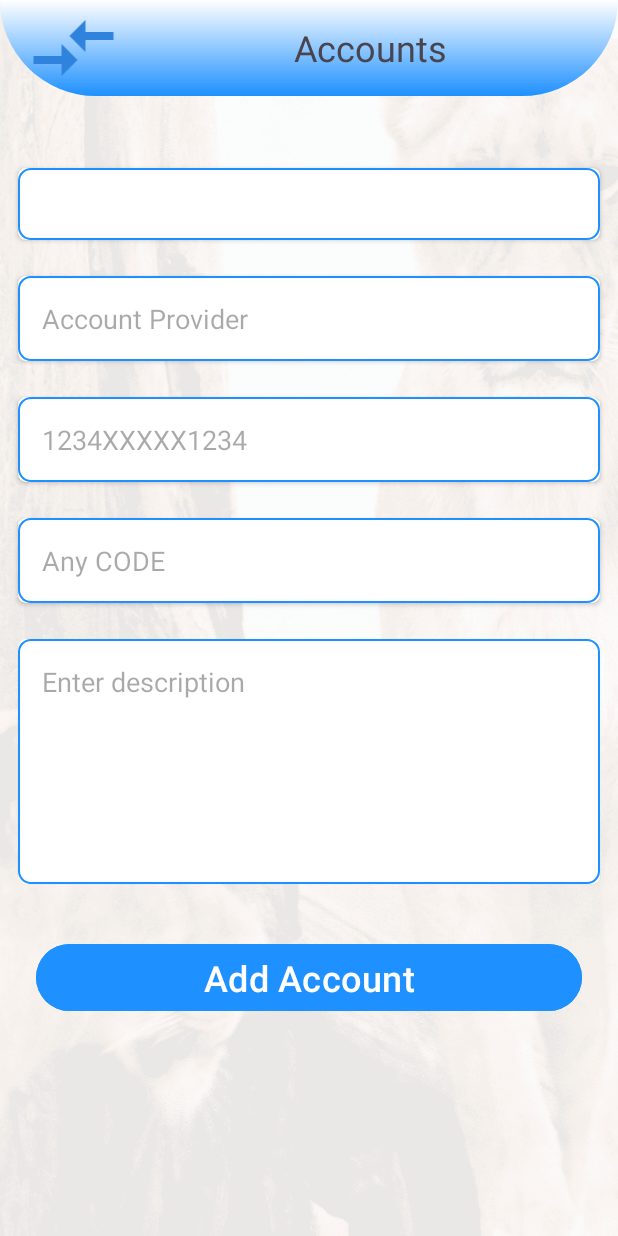
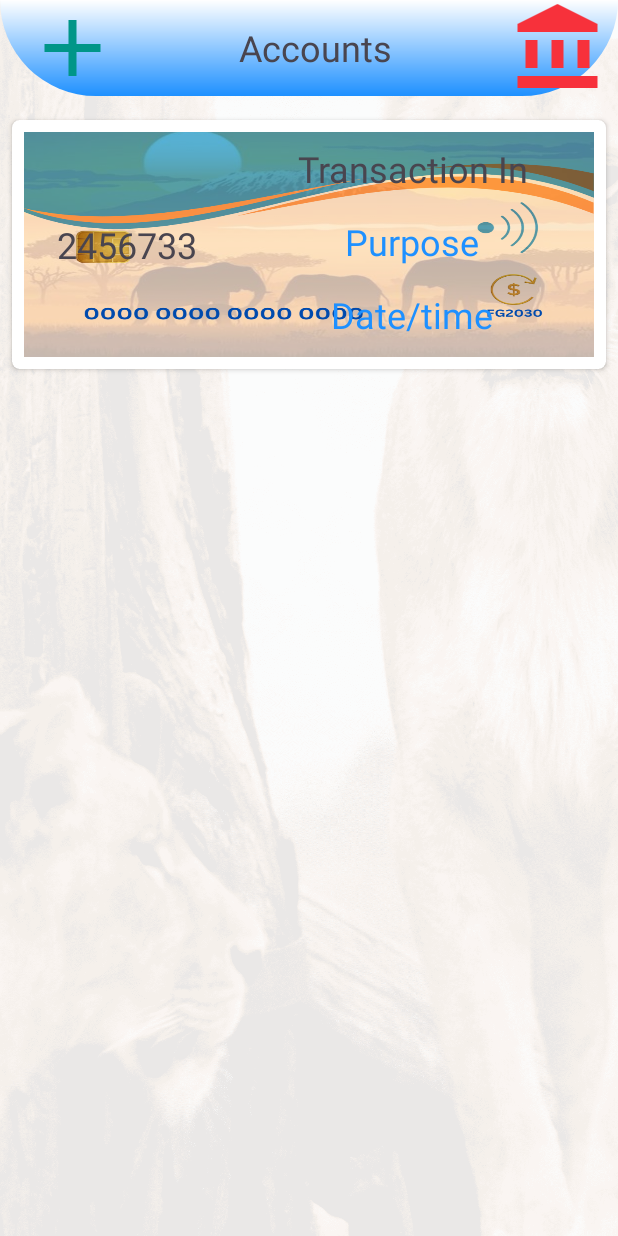
Before and after one commit to danielkirwa/FG2030, an Android app: the Account screen opened directly, with no data from a screen before it, on a phone screen of 412 x 824 dp. Run offline under Robolectric (Android 15) with nearby library versions, the phone set to English and light mode, and no system bars.

Commit message:
Account design is created and new item in transaction toggle added

```diff
--- a/app/src/main/java/com/example/myapplication/Account.java
+++ b/app/src/main/java/com/example/myapplication/Account.java
@@ -3,12 +3,73 @@ package com.example.myapplication;
 import androidx.appcompat.app.AppCompatActivity;
 
 import android.os.Bundle;
+import android.view.View;
+import android.widget.AdapterView;
+import android.widget.ArrayAdapter;
+import android.widget.ImageView;
+import android.widget.LinearLayout;
+import android.widget.Spinner;
+
+import java.util.ArrayList;
+import java.util.List;
 
 public class Account extends AppCompatActivity {
-
+Spinner accountType;
+LinearLayout accountLayout, createAccountLayout;
+ImageView createAccount,showAccount;
     @Override
     protected void onCreate(Bundle savedInstanceState) {
         super.onCreate(savedInstanceState);
         setContentView(R.layout.activity_account);
+
+        accountType = findViewById(R.id.account_category);
+        accountLayout = findViewById(R.id.account_layout);
+        createAccountLayout = findViewById(R.id.create_account_layout);
+        createAccount = findViewById(R.id.show_create_account);
+        showAccount = findViewById(R.id.show_accounts);
+
+        List<String> accountTypeList = new ArrayList<>();
+        accountTypeList.add("Select Account Category");
+        accountTypeList.add("Bank");
+        accountTypeList.add("Online");
+        accountTypeList.add("Mobile");
+        accountTypeList.add("Insurance");
+        accountTypeList.add("Group");
+        accountTypeList.add("Other");
+
+        ArrayAdapter<String> accountTypeListAdapter = new ArrayAdapter<>(Account.this, android.R.layout.simple_spinner_item, accountTypeList);
+        accountTypeListAdapter.setDropDownViewResource(android.R.layout.simple_spinner_dropdown_item);
+        accountType.setAdapter(accountTypeListAdapter);
+        // add select event to the spinner
+        accountType.setOnItemSelectedListener(new AdapterView.OnItemSelectedListener() {
+            @Override
+            public void onItemSelected(AdapterView<?> parent, View view, int position, long id) {
+                String selectedItem = accountTypeList.get(position);
+            }
+
+            @Override
+            public void onNothingSelected(AdapterView<?> parent) {
+
+            }
+        });
+
+        // show/hide layout
+        createAccountLayout.setVisibility(View.GONE);
+        showAccount.setOnClickListener(new View.OnClickListener() {
+            @Override
+            public void onClick(View v) {
+                createAccountLayout.setVisibility(View.GONE);
+                accountLayout.setVisibility(View.VISIBLE);
+            }
+        });
+        createAccount.setOnClickListener(new View.OnClickListener() {
+            @Override
+            public void onClick(View v) {
+                accountLayout.setVisibility(View.GONE);
+                createAccountLayout.setVisibility(View.VISIBLE);
+            }
+        });
+
+
     }
 }
--- /dev/null
+++ b/app/src/main/res/drawable/add_24.xml
@@ -0,0 +1,5 @@
+<vector android:height="24dp" android:tint="@color/green"
+    android:viewportHeight="24" android:viewportWidth="24"
+    android:width="24dp" xmlns:android="http://schemas.android.com/apk/res/android">
+    <path android:fillColor="@color/crimson" android:pathData="M19,13h-6v6h-2v-6H5v-2h6V5h2v6h6v2z"/>
+</vector>
--- /dev/null
+++ b/app/src/main/res/drawable/balance_24.xml
@@ -0,0 +1,9 @@
+<vector android:height="24dp" android:tint="@color/crimson"
+    android:viewportHeight="24" android:viewportWidth="24"
+    android:width="24dp" xmlns:android="http://schemas.android.com/apk/res/android">
+    <path android:fillColor="@android:color/white" android:pathData="M4,10h3v7h-3z"/>
+    <path android:fillColor="@android:color/white" android:pathData="M10.5,10h3v7h-3z"/>
+    <path android:fillColor="@android:color/white" android:pathData="M2,19h20v3h-20z"/>
+    <path android:fillColor="@android:color/white" android:pathData="M17,10h3v7h-3z"/>
+    <path android:fillColor="@android:color/white" android:pathData="M12,1l-10,5l0,2l20,0l0,-2z"/>
+</vector>
--- a/app/src/main/res/layout/activity_account.xml
+++ b/app/src/main/res/layout/activity_account.xml
@@ -1,5 +1,5 @@
 <?xml version="1.0" encoding="utf-8"?>
-<LinearLayout xmlns:android="http://schemas.android.com/apk/res/android"
+<ScrollView xmlns:android="http://schemas.android.com/apk/res/android"
     xmlns:app="http://schemas.android.com/apk/res-auto"
     xmlns:tools="http://schemas.android.com/tools"
     android:orientation="vertical"
@@ -7,6 +7,10 @@
     android:layout_height="match_parent"
     android:background="@drawable/bg4"
     tools:context=".Account">
+    <LinearLayout
+        android:layout_width="match_parent"
+        android:layout_height="match_parent"
+        android:orientation="vertical">
 
 
     <androidx.appcompat.widget.Toolbar
@@ -22,26 +26,40 @@
             android:weightSum="6"
             android:orientation="horizontal">
             <ImageView
+                android:id="@+id/show_create_account"
                 android:layout_width="0dp"
                 android:layout_weight="1"
-                android:src="@drawable/transaction_24"
+                android:src="@drawable/add_24"
                 android:layout_height="match_parent"
                 android:contentDescription="@string/transaction" />
             <TextView
                 android:layout_width="0dp"
-                android:layout_weight="5"
+                android:layout_weight="4"
                 android:layout_height="match_parent"
                 android:gravity="center"
                 android:textSize="24sp"
                 android:text="Accounts"/>
+            <ImageView
+                android:id="@+id/show_accounts"
+                android:layout_marginRight="8dp"
+                android:layout_width="0dp"
+                android:layout_weight="1"
+                android:src="@drawable/balance_24"
+                android:layout_height="match_parent"
+                android:contentDescription="@string/transaction" />
         </LinearLayout>
     </androidx.appcompat.widget.Toolbar>
-
+    <LinearLayout
+        android:id="@+id/create_account_layout"
+        android:layout_width="match_parent"
+        android:layout_height="wrap_content"
+        android:layout_marginTop="8dp"
+        android:orientation="vertical">
     <LinearLayout
         android:layout_width="match_parent"
         android:layout_height="wrap_content"
         android:padding="4dp"
-        android:layout_marginTop="36dp"
+        android:layout_marginTop="24dp"
         android:orientation="horizontal">
         <androidx.cardview.widget.CardView
             android:layout_width="0dp"
@@ -159,4 +177,81 @@
         android:backgroundTint="@color/blue"
         android:text="Add Account"/>
 
-</LinearLayout>
+    </LinearLayout>
+
+    <LinearLayout
+        android:id="@+id/account_layout"
+        android:layout_width="match_parent"
+        android:layout_height="wrap_content"
+        android:layout_marginTop="8dp"
+        android:orientation="vertical">
+
+        <androidx.cardview.widget.CardView
+            android:layout_width="match_parent"
+            android:layout_height="wrap_content"
+            app:cardCornerRadius="5dp"
+            android:layout_margin="8dp"
+            android:padding="8dp"
+            android:elevation="8dp"
+            android:layout_weight="1">
+
+            <LinearLayout
+                android:layout_width="match_parent"
+                android:layout_height="150dp"
+                android:layout_margin="8dp"
+                android:background="@drawable/bankcard2"
+                android:orientation="horizontal">
+                <TextView
+                    android:id="@+id/v_transaction_amount"
+                    android:layout_width="0dp"
+                    android:layout_weight="2"
+                    android:layout_height="match_parent"
+                    android:layout_margin="8dp"
+                    android:text="2456733"
+                    android:textSize="24sp"
+                    android:gravity="center"/>
+                <LinearLayout
+                    android:layout_width="0dp"
+                    android:layout_height="wrap_content"
+                    android:layout_weight="4"
+                    android:orientation="vertical">
+                    <TextView
+                        android:id="@+id/v_transaction_type"
+                        android:layout_width="match_parent"
+                        android:layout_height="wrap_content"
+                        android:layout_margin="8dp"
+                        android:text="Transaction In"
+                        android:textSize="24sp"
+                        android:gravity="center"/>
+                    <TextView
+                        android:id="@+id/v_transaction_purpose"
+                        android:layout_width="match_parent"
+                        android:layout_height="wrap_content"
+                        android:layout_margin="8dp"
+                        android:text="Purpose"
+                        android:textColor="@color/blue"
+                        android:textSize="24sp"
+                        android:gravity="center"/>
+                    <TextView
+                        android:id="@+id/v_transaction_date"
+                        android:layout_width="match_parent"
+                        android:layout_height="wrap_content"
+                        android:layout_margin="8dp"
+                        android:text="Date/time"
+                        android:textColor="@color/blue"
+                        android:textSize="24sp"
+                        android:gravity="center"/>
+
+
+                </LinearLayout>
+
+            </LinearLayout>
+
+        </androidx.cardview.widget.CardView>
+
+
+    </LinearLayout>
+
+    </LinearLayout>
+
+</ScrollView>
```
